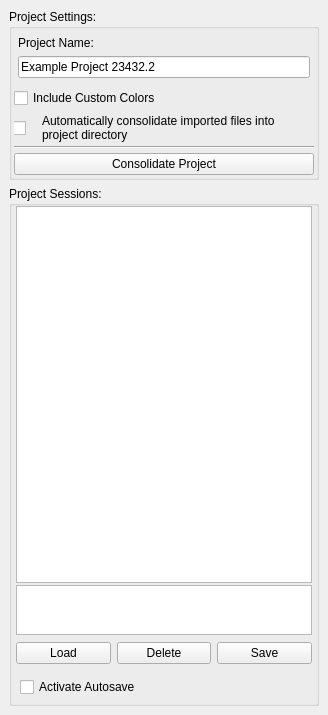
Old version of the form src/Interface/AppInterface/ProjectDockWidget.ui in the repository SCIInstitute/Seg3D.
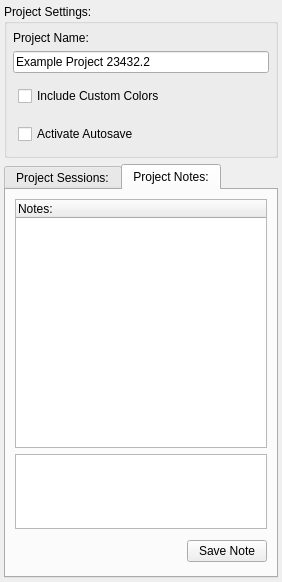
New version of the form.

Commit message: added notes. incorporated username stamps to notes and sessions.

What changed in the file:
```diff
--- a/src/Interface/AppInterface/ProjectDockWidget.ui
+++ b/src/Interface/AppInterface/ProjectDockWidget.ui
@@ -6,17 +6,12 @@
    <rect>
     <x>0</x>
     <y>0</y>
-    <width>265</width>
-    <height>715</height>
+    <width>269</width>
+    <height>582</height>
    </rect>
   </property>
   <property name="styleSheet">
-   <string notr="true">QCheckBox#consolidate_files_checkbox_{
-  margin-left: -2px;
-}
-QLabel#label{
-
-}</string>
+   <string notr="true"/>
   </property>
   <property name="allowedAreas">
    <set>Qt::LeftDockWidgetArea|Qt::RightDockWidgetArea</set>
@@ -25,15 +20,30 @@
    <string>Current Project</string>
   </property>
   <widget class="QWidget" name="dockWidgetContents">
-   <layout class="QVBoxLayout" name="verticalLayout_2">
+   <layout class="QVBoxLayout" name="verticalLayout">
+    <property name="margin">
+     <number>4</number>
+    </property>
     <item>
      <widget class="QGroupBox" name="groupBox_2">
+      <property name="sizePolicy">
+       <sizepolicy hsizetype="Preferred" vsizetype="Fixed">
+        <horstretch>0</horstretch>
+        <verstretch>0</verstretch>
+       </sizepolicy>
+      </property>
+      <property name="minimumSize">
+       <size>
+        <width>0</width>
+        <height>140</height>
+       </size>
+      </property>
       <property name="title">
        <string>Project Settings:</string>
       </property>
       <layout class="QVBoxLayout" name="verticalLayout_3">
        <property name="spacing">
-        <number>4</number>
+        <number>0</number>
        </property>
        <property name="leftMargin">
         <number>2</number>
@@ -57,7 +67,7 @@
          </property>
          <layout class="QVBoxLayout" name="verticalLayout_5">
           <property name="spacing">
-           <number>6</number>
+           <number>0</number>
           </property>
           <property name="margin">
            <number>0</number>
@@ -100,43 +110,45 @@
             </layout>
            </widget>
           </item>
-          <item>
-           <widget class="QCheckBox" name="custom_colors_checkbox_">
-            <property name="text">
-             <string>Include Custom Colors</string>
-            </property>
-           </widget>
-          </item>
           <item>
            <widget class="QWidget" name="widget_3" native="true">
+            <property name="minimumSize">
+             <size>
+              <width>0</width>
+              <height>32</height>
+             </size>
+            </property>
             <layout class="QHBoxLayout" name="horizontalLayout_2">
-             <property name="spacing">
-              <number>12</number>
-             </property>
-             <property name="margin">
-              <number>0</number>
-             </property>
+             <item>
+              <widget class="QCheckBox" name="custom_colors_checkbox_">
+               <property name="text">
+                <string>Include Custom Colors</string>
+               </property>
+              </widget>
+             </item>
+            </layout>
+           </widget>
+          </item>
              <item>
-              <widget class="QCheckBox" name="consolidate_files_checkbox_">
-               <property name="maximumSize">
+           <widget class="QWidget" name="widget_5" native="true">
+            <property name="minimumSize">
                 <size>
-                 <width>16</width>
-                 <height>16777215</height>
-                </size>
-               </property>
-               <property name="text">
-                <string/>
-               </property>
-              </widget>
-             </item>
+              <width>0</width>
+              <height>32</height>
+             </size>
+            </property>
+            <layout class="QHBoxLayout" name="horizontalLayout_3">
+             <property name="spacing">
+              <number>6</number>
+             </property>
+             <property name="margin">
+              <number>9</number>
+             </property>
              <item>
-              <widget class="QLabel" name="label">
+              <widget class="QCheckBox" name="checkBox">
                <property name="text">
-                <string>Automatically consolidate imported files into project directory</string>
+                <string>Activate Autosave</string>
                </property>
-               <property name="wordWrap">
-                <bool>true</bool>
-               </property>
               </widget>
              </item>
             </layout>
@@ -145,47 +157,25 @@
          </layout>
         </widget>
        </item>
-       <item>
-        <widget class="Line" name="line">
-         <property name="orientation">
-          <enum>Qt::Horizontal</enum>
-         </property>
+      </layout>
         </widget>
        </item>
        <item>
-        <widget class="QPushButton" name="consolidate_files_button_">
-         <property name="focusPolicy">
-          <enum>Qt::ClickFocus</enum>
-         </property>
-         <property name="text">
-          <string>Consolidate Project</string>
-         </property>
-        </widget>
-       </item>
-      </layout>
-     </widget>
-    </item>
-    <item>
-     <widget class="QGroupBox" name="groupBox">
-      <property name="title">
+     <widget class="QTabWidget" name="tabWidget">
+      <property name="sizePolicy">
+       <sizepolicy hsizetype="Expanding" vsizetype="MinimumExpanding">
+        <horstretch>0</horstretch>
+        <verstretch>0</verstretch>
+       </sizepolicy>
+      </property>
+      <property name="currentIndex">
+       <number>1</number>
+      </property>
+      <widget class="QWidget" name="tab_2">
+       <attribute name="title">
        <string>Project Sessions:</string>
-      </property>
-      <layout class="QVBoxLayout" name="verticalLayout">
-       <property name="spacing">
-        <number>2</number>
-       </property>
-       <property name="leftMargin">
-        <number>4</number>
-       </property>
-       <property name="topMargin">
-        <number>0</number>
-       </property>
-       <property name="rightMargin">
-        <number>4</number>
-       </property>
-       <property name="bottomMargin">
-        <number>0</number>
-       </property>
+       </attribute>
+       <layout class="QVBoxLayout" name="verticalLayout_2">
        <item>
         <widget class="QListWidget" name="sessions_list_">
          <property name="sizePolicy">
@@ -196,25 +186,6 @@
          </property>
         </widget>
        </item>
-       <item>
-        <widget class="QTextEdit" name="textEdit">
-         <property name="sizePolicy">
-          <sizepolicy hsizetype="Expanding" vsizetype="Fixed">
-           <horstretch>0</horstretch>
-           <verstretch>0</verstretch>
-          </sizepolicy>
-         </property>
-         <property name="maximumSize">
-          <size>
-           <width>16777215</width>
-           <height>50</height>
-          </size>
-         </property>
-         <property name="horizontalScrollBarPolicy">
-          <enum>Qt::ScrollBarAlwaysOff</enum>
-         </property>
-        </widget>
-       </item>
        <item>
         <widget class="QWidget" name="widget" native="true">
          <property name="sizePolicy">
@@ -260,34 +231,121 @@
          </layout>
         </widget>
        </item>
+       </layout>
+      </widget>
+      <widget class="QWidget" name="tab">
+       <attribute name="title">
+        <string>Project Notes:</string>
+       </attribute>
+       <layout class="QVBoxLayout" name="verticalLayout_6">
        <item>
-        <widget class="QWidget" name="widget_5" native="true">
+         <widget class="QTreeWidget" name="notes_tree_">
+          <property name="sizePolicy">
+           <sizepolicy hsizetype="Expanding" vsizetype="MinimumExpanding">
+            <horstretch>0</horstretch>
+            <verstretch>0</verstretch>
+           </sizepolicy>
+          </property>
+          <property name="horizontalScrollBarPolicy">
+           <enum>Qt::ScrollBarAlwaysOff</enum>
+          </property>
+          <property name="editTriggers">
+           <set>QAbstractItemView::NoEditTriggers</set>
+          </property>
+          <property name="showDropIndicator" stdset="0">
+           <bool>false</bool>
+          </property>
+          <property name="alternatingRowColors">
+           <bool>true</bool>
+          </property>
+          <property name="verticalScrollMode">
+           <enum>QAbstractItemView::ScrollPerPixel</enum>
+          </property>
+          <property name="indentation">
+           <number>15</number>
+          </property>
+          <property name="animated">
+           <bool>true</bool>
+          </property>
+          <property name="wordWrap">
+           <bool>true</bool>
+          </property>
+          <column>
+           <property name="text">
+            <string>Notes:</string>
+           </property>
+          </column>
+         </widget>
+        </item>
+        <item>
+         <widget class="QTextEdit" name="note_edit_">
+          <property name="sizePolicy">
+           <sizepolicy hsizetype="Expanding" vsizetype="Fixed">
+            <horstretch>0</horstretch>
+            <verstretch>0</verstretch>
+           </sizepolicy>
+          </property>
+          <property name="minimumSize">
+           <size>
+            <width>0</width>
+            <height>75</height>
+           </size>
+          </property>
+          <property name="maximumSize">
+           <size>
+            <width>16777215</width>
+            <height>75</height>
+           </size>
+          </property>
+          <property name="horizontalScrollBarPolicy">
+           <enum>Qt::ScrollBarAlwaysOff</enum>
+          </property>
+         </widget>
+        </item>
+        <item>
+         <widget class="QWidget" name="widget_6" native="true">
+          <property name="sizePolicy">
+           <sizepolicy hsizetype="Preferred" vsizetype="Fixed">
+            <horstretch>0</horstretch>
+            <verstretch>0</verstretch>
+           </sizepolicy>
+          </property>
          <property name="minimumSize">
           <size>
            <width>0</width>
            <height>32</height>
           </size>
          </property>
-         <layout class="QHBoxLayout" name="horizontalLayout_3">
+          <layout class="QHBoxLayout" name="horizontalLayout_4">
           <property name="spacing">
            <number>0</number>
           </property>
-          <property name="leftMargin">
-           <number>4</number>
-          </property>
-          <property name="topMargin">
+           <property name="margin">
            <number>0</number>
           </property>
-          <property name="rightMargin">
-           <number>4</number>
-          </property>
-          <property name="bottomMargin">
-           <number>0</number>
-          </property>
+           <item>
+            <spacer name="horizontalSpacer">
+             <property name="orientation">
+              <enum>Qt::Horizontal</enum>
+             </property>
+             <property name="sizeHint" stdset="0">
+              <size>
+               <width>40</width>
+               <height>20</height>
+              </size>
+             </property>
+            </spacer>
+           </item>
           <item>
-           <widget class="QCheckBox" name="checkBox">
+            <widget class="QPushButton" name="save_note_button_">
+             <property name="minimumSize">
+              <size>
+               <width>75</width>
+               <height>0</height>
+              </size>
+             </property>
             <property name="text">
-             <string>Activate Autosave</string>
+              <string>Save Note</string>
             </property>
            </widget>
           </item>
@@ -295,6 +353,7 @@
         </widget>
        </item>
       </layout>
+      </widget>
      </widget>
     </item>
    </layout>
```
Lines whose indentation alone changed are shown as unchanged. The commit also changes 12 other files.
